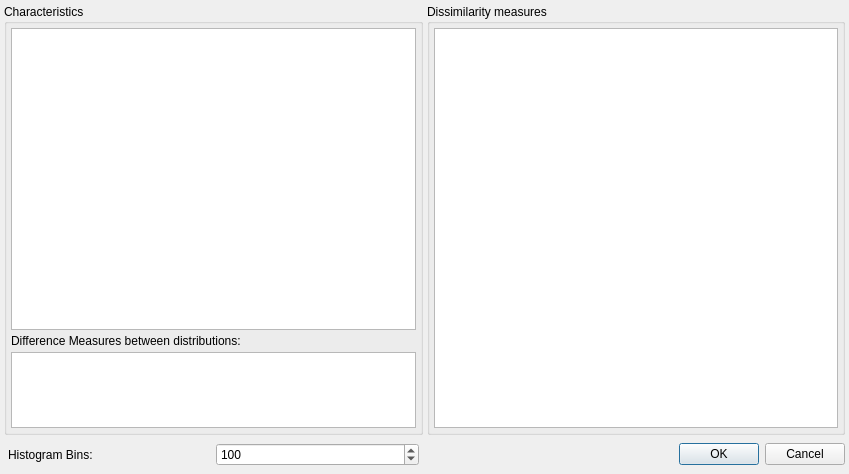
First picture: the form in modules/FiAKEr/CharacteristicsMeasureDialog.ui, repository 3dct/open_iA, before the edit.
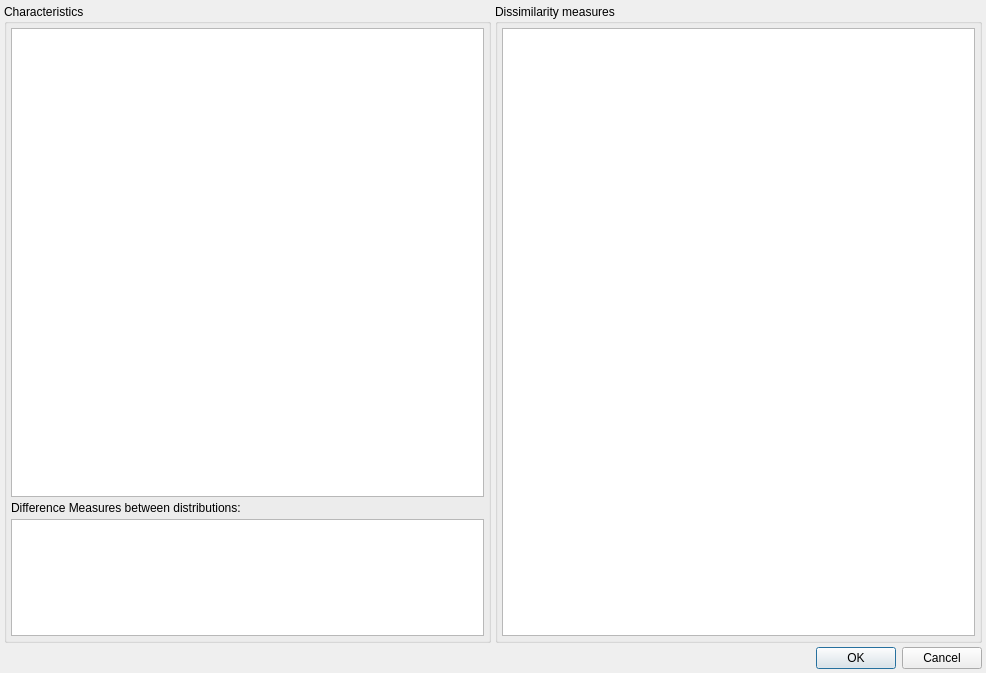
Second picture: the form after the edit.

Commit message: Sensitivity: Take histogram bin count from FIAKER settings

```diff
--- a/modules/FiAKEr/CharacteristicsMeasureDialog.ui
+++ b/modules/FiAKEr/CharacteristicsMeasureDialog.ui
@@ -6,8 +6,8 @@
    <rect>
     <x>0</x>
     <y>0</y>
-    <width>849</width>
-    <height>474</height>
+    <width>986</width>
+    <height>673</height>
    </rect>
   </property>
   <property name="windowTitle">
@@ -29,33 +29,6 @@
    <property name="spacing">
     <number>4</number>
    </property>
-   <item row="0" column="2">
-    <widget class="QGroupBox" name="gbMeasures">
-     <property name="title">
-      <string>Dissimilarity measures</string>
-     </property>
-     <layout class="QVBoxLayout" name="layDissimilarity">
-      <property name="spacing">
-       <number>4</number>
-      </property>
-      <property name="leftMargin">
-       <number>4</number>
-      </property>
-      <property name="topMargin">
-       <number>4</number>
-      </property>
-      <property name="rightMargin">
-       <number>4</number>
-      </property>
-      <property name="bottomMargin">
-       <number>4</number>
-      </property>
-      <item>
-       <widget class="QTableView" name="tvMeasures"/>
-      </item>
-     </layout>
-    </widget>
-   </item>
    <item row="0" column="0">
     <widget class="QGroupBox" name="gbCharacteristics">
      <property name="title">
@@ -107,48 +80,7 @@
      </layout>
     </widget>
    </item>
-   <item row="1" column="0">
-    <widget class="QWidget" name="wdHistogramBins" native="true">
-     <layout class="QHBoxLayout" name="horizontalLayout">
-      <property name="spacing">
-       <number>4</number>
-      </property>
-      <property name="leftMargin">
-       <number>4</number>
-      </property>
-      <property name="topMargin">
-       <number>4</number>
-      </property>
-      <property name="rightMargin">
-       <number>4</number>
-      </property>
-      <property name="bottomMargin">
-       <number>4</number>
-      </property>
-      <item>
-       <widget class="QLabel" name="lbHistogramBins">
-        <property name="text">
-         <string>Histogram Bins:</string>
-        </property>
-       </widget>
-      </item>
-      <item>
-       <widget class="QSpinBox" name="sbHistogramBins">
-        <property name="minimum">
-         <number>2</number>
-        </property>
-        <property name="maximum">
-         <number>9999</number>
-        </property>
-        <property name="value">
-         <number>100</number>
-        </property>
-       </widget>
-      </item>
-     </layout>
-    </widget>
-   </item>
-   <item row="1" column="2">
+   <item row="1" column="0" colspan="2">
     <widget class="QDialogButtonBox" name="buttonBox">
      <property name="orientation">
       <enum>Qt::Horizontal</enum>
@@ -158,6 +90,33 @@
      </property>
     </widget>
    </item>
+   <item row="0" column="1">
+    <widget class="QGroupBox" name="gbMeasures">
+     <property name="title">
+      <string>Dissimilarity measures</string>
+     </property>
+     <layout class="QVBoxLayout" name="layDissimilarity">
+      <property name="spacing">
+       <number>4</number>
+      </property>
+      <property name="leftMargin">
+       <number>4</number>
+      </property>
+      <property name="topMargin">
+       <number>4</number>
+      </property>
+      <property name="rightMargin">
+       <number>4</number>
+      </property>
+      <property name="bottomMargin">
+       <number>4</number>
+      </property>
+      <item>
+       <widget class="QTableView" name="tvMeasures"/>
+      </item>
+     </layout>
+    </widget>
+   </item>
   </layout>
  </widget>
  <resources/>
```
The commit also changes 4 other files.
